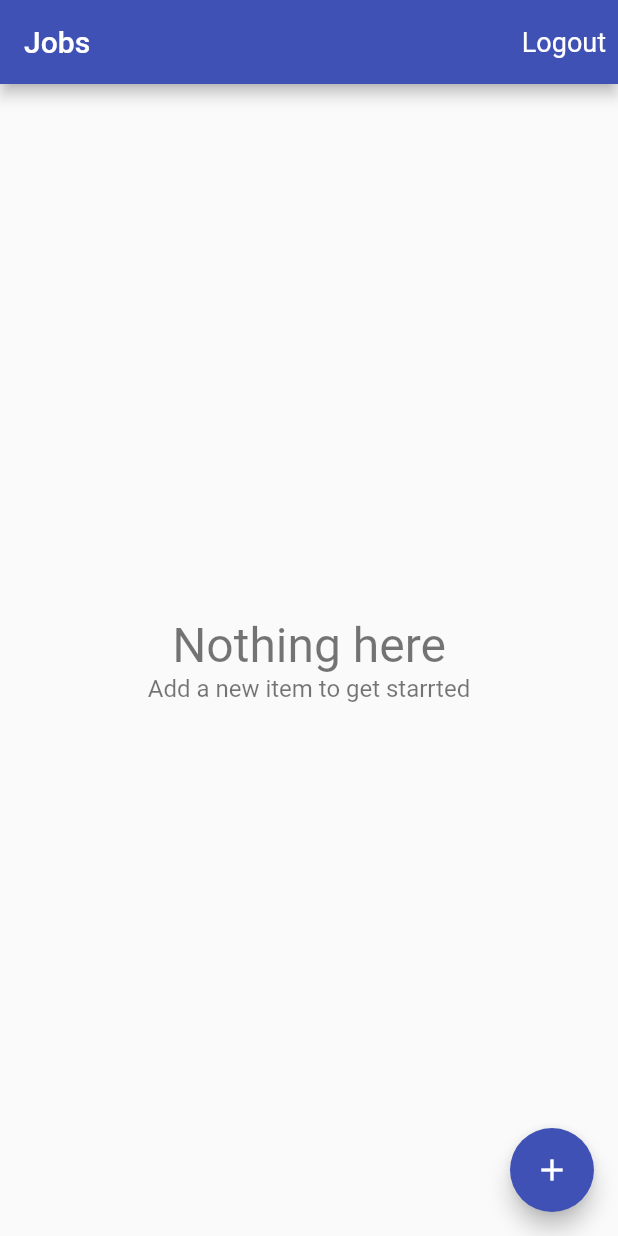
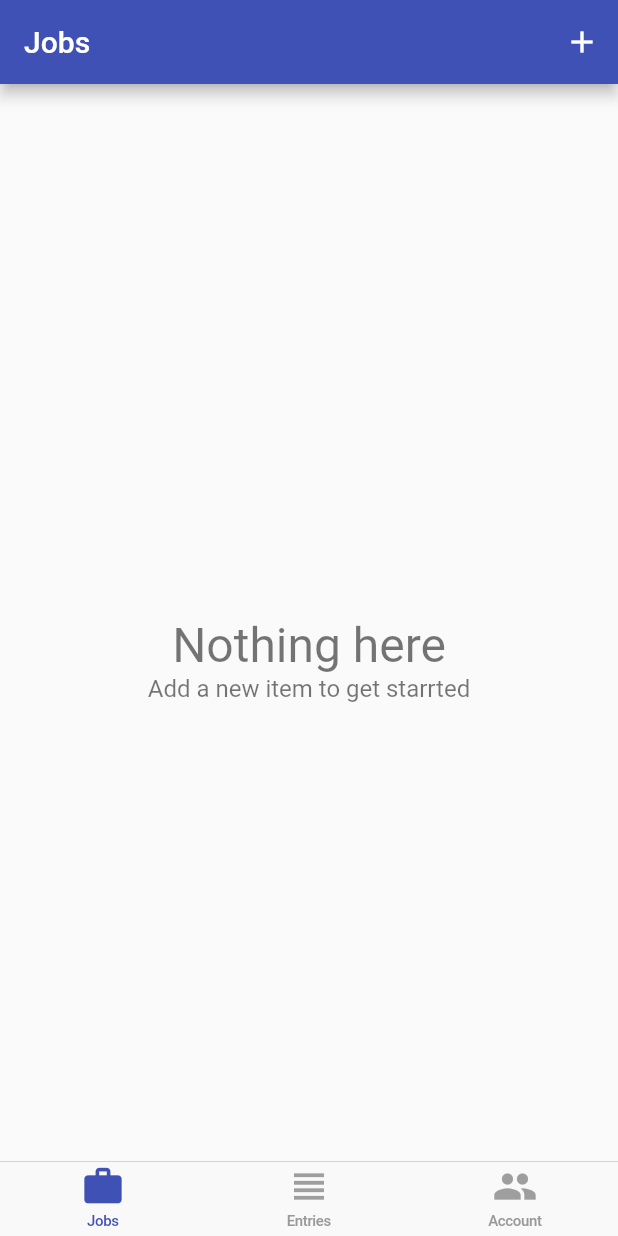
Before and after one commit to raviyadav5951/FlutterTimeTracker, a Flutter app: the screen it shows once a user with an empty profile is signed in, on a phone screen of 412 x 824 dp. Run offline on Flutter 3.47's test engine with Material 2 defaults, Android fonts, the phone set to English and light mode, and no system bars; our stand-ins replace cloud_firestore, firebase_auth, firebase_core, google_sign_in, toast; missing offline and left inert: flutter_facebook_auth; accounts and stored records are empty.

Commit message:
For multiple navigation state each tab added  CupertinoScaffold tab, Added bottom navigation, widgetbuilders to load the screen in tab

```diff
--- /dev/null
+++ b/lib/app/home/cupertino_home_scaffold.dart
@@ -0,0 +1,49 @@
+import 'package:flutter/cupertino.dart';
+import 'package:flutter/material.dart';
+import 'package:new_timetracker/app/home/tab_item.dart';
+
+/// this screen will show how to render the bottom navigation.
+/// In future if we need to change or update with new widget then change
+/// will not come in HomePage.
+class CupertinoHomeScaffold extends StatelessWidget {
+  final TabItem currentTab;
+  //callback to know what changed
+  final ValueChanged<TabItem> onTabSelected;
+
+  //We need multiple builders so we created a map in HomePage
+  //and passed in constructor.
+  final Map<TabItem, WidgetBuilder> widgetBuilders;
+
+  const CupertinoHomeScaffold(
+      {Key key,
+      @required this.currentTab,
+      @required this.onTabSelected,
+      @required this.widgetBuilders})
+      : super(key: key);
+
+  @override
+  Widget build(BuildContext context) {
+    return CupertinoTabScaffold(
+        tabBar: CupertinoTabBar(
+          items: [
+            _buildItem(TabItem.jobs),
+            _buildItem(TabItem.entries),
+            _buildItem(TabItem.account),
+          ],
+          onTap: (index) => onTabSelected(TabItem.values[index]),
+        ),
+        tabBuilder: (context, index) {
+          final item = TabItem.values[index];
+          return CupertinoTabView(
+              builder: (context) => widgetBuilders[item](context));
+        });
+  }
+
+  BottomNavigationBarItem _buildItem(TabItem item) {
+    final itemData = TabItemData.allTabs[item];
+    final color = currentTab == item ? Colors.indigo : Colors.grey;
+
+    return BottomNavigationBarItem(
+        icon: Icon(itemData.icon, color: color), label: itemData.title);
+  }
+}
--- /dev/null
+++ b/lib/app/home/home_page.dart
@@ -0,0 +1,35 @@
+import 'package:flutter/material.dart';
+import 'package:new_timetracker/app/home/account/account_page.dart';
+import 'package:new_timetracker/app/home/cupertino_home_scaffold.dart';
+import 'package:new_timetracker/app/home/jobs/jobs_page.dart';
+import 'package:new_timetracker/app/home/tab_item.dart';
+
+class HomePage extends StatefulWidget {
+  @override
+  _HomePageState createState() => _HomePageState();
+}
+
+class _HomePageState extends State<HomePage> {
+  TabItem _currentTab = TabItem.jobs;
+
+  Map<TabItem, WidgetBuilder> get widgetBuilders {
+    return {
+      TabItem.jobs: (_) => JobsPage(),
+      TabItem.entries: (_) => Container(),
+      TabItem.account: (_) => AccountPage()
+    };
+  }
+
+  void _selectTab(TabItem tabItem) {
+    setState(() => _currentTab = tabItem);
+  }
+
+  @override
+  Widget build(BuildContext context) {
+    return CupertinoHomeScaffold(
+      currentTab: _currentTab,
+      onTabSelected: _selectTab,
+      widgetBuilders: widgetBuilders,
+    );
+  }
+}
--- a/lib/app/home/jobs/jobs_page.dart
+++ b/lib/app/home/jobs/jobs_page.dart
@@ -1,40 +1,15 @@
-import 'dart:ui';
 import 'package:firebase_core/firebase_core.dart';
 import 'package:flutter/material.dart';
 import 'package:new_timetracker/app/home/job_entries/job_entries_page.dart';
 import 'package:new_timetracker/app/home/jobs/edit_job.dart';
 import 'package:new_timetracker/app/home/jobs/list_items_builder.dart';
 import 'package:new_timetracker/app/home/models/job.dart';
-import 'package:new_timetracker/app/services/auth.dart';
 import 'package:new_timetracker/app/services/database.dart';
 import 'package:new_timetracker/common_widgets/job_list_tile.dart';
-import 'package:new_timetracker/common_widgets/show_alert_dialog.dart';
 import 'package:new_timetracker/common_widgets/show_exception_alert_dialog.dart';
 import 'package:provider/provider.dart';
 
 class JobsPage extends StatelessWidget {
-  //logout
-  Future<void> _signOut(BuildContext context) async {
-    try {
-      final auth = Provider.of<AuthBase>(context, listen: false);
-      await auth.signOut();
-    } on FirebaseException catch (e) {
-      showExceptionAlertDialog(context,
-          title: 'Operation Failed', exception: e);
-    }
-  }
-
-  Future<void> _confirmSignOut(BuildContext context) async {
-    bool _didRequestSignout = await showAlertDialog(context,
-        title: 'Sign out',
-        content: 'Are you sure you want to sign out?',
-        defaultActionText: 'Logout',
-        cancelActionText: 'Cancel');
-    if (_didRequestSignout) {
-      _signOut(context);
-    }
-  }
-
   /// delete the job
   Future<void> _deleteJob(BuildContext context, Job job) async {
     try {
@@ -52,25 +27,20 @@ class JobsPage extends StatelessWidget {
       appBar: AppBar(
         title: Text('Jobs'),
         actions: [
-          TextButton(
-            onPressed: () => _confirmSignOut(context),
-            child: Text('Logout'),
-            style: TextButton.styleFrom(
-              primary: Colors.white,
-              textStyle: TextStyle(color: Colors.white, fontSize: 18.0),
+          IconButton(
+            icon: Icon(
+              Icons.add,
+              color: Colors.white,
+            ),
+            onPressed: () => EditJobPage.show(
+              context,
+              job: null,
+              database: Provider.of<Database>(context, listen: false),
             ),
           ),
         ],
       ),
       body: _buildContent(context),
-      floatingActionButton: FloatingActionButton(
-        child: Icon(Icons.add),
-        onPressed: () => EditJobPage.show(
-          context,
-          job: null,
-          database: Provider.of<Database>(context, listen: false),
-        ),
-      ),
     );
   }
 
--- /dev/null
+++ b/lib/app/home/tab_item.dart
@@ -0,0 +1,16 @@
+import 'package:flutter/material.dart';
+
+enum TabItem { jobs, entries, account }
+
+class TabItemData {
+  final String title;
+  final IconData icon;
+
+  const TabItemData({@required this.title, @required this.icon});
+
+  static const Map<TabItem, TabItemData> allTabs = {
+    TabItem.jobs: TabItemData(icon: Icons.work, title: 'Jobs'),
+    TabItem.entries: TabItemData(icon: Icons.view_headline, title: 'Entries'),
+    TabItem.account: TabItemData(icon: Icons.people, title: 'Account')
+  };
+}
--- a/lib/app/landing_page.dart
+++ b/lib/app/landing_page.dart
@@ -1,6 +1,6 @@
 import 'package:firebase_auth/firebase_auth.dart';
 import 'package:flutter/material.dart';
-import 'package:new_timetracker/app/home/jobs/jobs_page.dart';
+import 'package:new_timetracker/app/home/home_page.dart';
 import 'package:new_timetracker/app/services/auth.dart';
 import 'package:new_timetracker/app/services/database.dart';
 import 'package:provider/provider.dart';
@@ -21,7 +21,7 @@ class LandingPage extends StatelessWidget {
           }
           return Provider<Database>(
             create: (_) => FirestoreDatabase(loggedinUserid: user.uid),
-            child: JobsPage(),
+            child: HomePage(),
           );
         }
 
```
Also changed, not shown: lib/app/home/account/account_page.dart (added, +52 -0 lines), lib/app/home/job_entries/job_entries_page.dart (+9 -9 lines), 1 other file.
